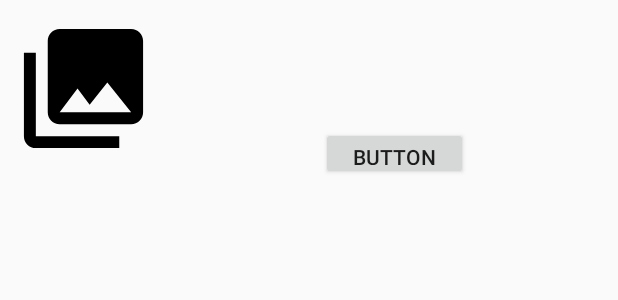
After one commit to ErwinFloresMarca/MyFoodApp, an Android app: the layout item_menu.xml on its own in the app's theme, with its tools: preview values and no code run, on a phone screen of 412 x 824 dp. The commit adds this screen. Shown: the top 300 px of the screen. Run offline under Robolectric (Android 15) with nearby library versions, the phone set to English and light mode, and no system bars.

Commit message:
Registro menu

```diff
--- a/app/src/main/java/com/myfoodapp/seminarioproyect/myfoodapp/utils/Data.java
+++ b/app/src/main/java/com/myfoodapp/seminarioproyect/myfoodapp/utils/Data.java
@@ -9,5 +9,10 @@ public class Data {
     public static String REGISTER_RESTAURANT = "/restaurants/";
     public static String UPLOAD_RESTAURANT = "/restaurants/uploadrestaurant";
 
+    public static String REGISTER_MENU="/menus/";
+    //
+    public static String ID_CLIENT=null;
+    public static String ID_RESTAURANT=null;
+    //
 
 }
--- /dev/null
+++ b/app/src/main/res/layout/item_menu.xml
@@ -0,0 +1,54 @@
+<?xml version="1.0" encoding="utf-8"?>
+<android.support.constraint.ConstraintLayout xmlns:android="http://schemas.android.com/apk/res/android"
+    xmlns:app="http://schemas.android.com/apk/res-auto"
+    xmlns:tools="http://schemas.android.com/tools"
+    android:id="@+id/parent_layoud"
+    android:layout_width="match_parent"
+    android:layout_height="120dp">
+
+    <TextView
+        android:id="@+id/textNombreMe"
+        android:layout_width="0dp"
+        android:layout_height="25dp"
+        android:layout_marginStart="8dp"
+        android:layout_marginTop="16dp"
+        android:layout_marginEnd="8dp"
+        app:layout_constraintEnd_toEndOf="parent"
+        app:layout_constraintHorizontal_bias="1.0"
+        app:layout_constraintStart_toEndOf="@+id/image_view_Me"
+        app:layout_constraintTop_toTopOf="parent" />
+
+    <TextView
+        android:id="@+id/textPrecioMe"
+        android:layout_width="0dp"
+        android:layout_height="23dp"
+        android:layout_marginStart="8dp"
+        android:layout_marginTop="8dp"
+        android:layout_marginEnd="8dp"
+        app:layout_constraintEnd_toEndOf="parent"
+        app:layout_constraintStart_toEndOf="@+id/image_view_Me"
+        app:layout_constraintTop_toBottomOf="@+id/textNombreMe" />
+
+    <ImageView
+        android:id="@+id/image_view_Me"
+        android:layout_width="95dp"
+        android:layout_height="102dp"
+        android:layout_marginStart="8dp"
+        android:layout_marginTop="8dp"
+        android:layout_marginBottom="8dp"
+        app:layout_constraintBottom_toBottomOf="parent"
+        app:layout_constraintStart_toStartOf="parent"
+        app:layout_constraintTop_toTopOf="parent"
+        app:layout_constraintVertical_bias="0.0"
+        app:srcCompat="@drawable/ic_menu_gallery" />
+
+    <Button
+        android:id="@+id/btn_borrar_me"
+        android:layout_width="98dp"
+        android:layout_height="35dp"
+        android:layout_marginTop="12dp"
+        android:layout_marginEnd="100dp"
+        android:text="Button"
+        app:layout_constraintEnd_toEndOf="parent"
+        app:layout_constraintTop_toBottomOf="@+id/textPrecioMe" />
+</android.support.constraint.ConstraintLayout>
```
Also changed, not shown: app/src/main/AndroidManifest.xml (+7 -5 lines), app/src/main/java/com/myfoodapp/seminarioproyect/myfoodapp/RegisterMenu.java (+245 -1 lines), app/src/main/java/com/myfoodapp/seminarioproyect/myfoodapp/adapters/MenuAdapter.java (added, +71 -0 lines), app/src/main/java/com/myfoodapp/seminarioproyect/myfoodapp/items/ItemMenu.java (added, +48 -0 lines), app/src/main/java/com/myfoodapp/seminarioproyect/myfoodapp/utils/Methods.java (added, +83 -0 lines), app/src/main/res/layout/activity_register_menu.xml (+8 -5 lines).
